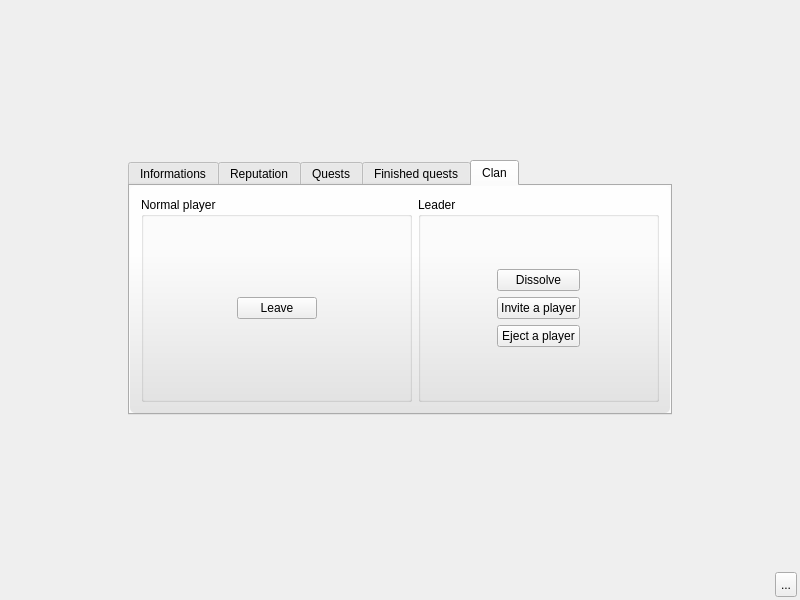
Above: client/base/interface/BaseWindow.ui from alphaonex86/CatchChallenger before the change. Below: the same form after it.
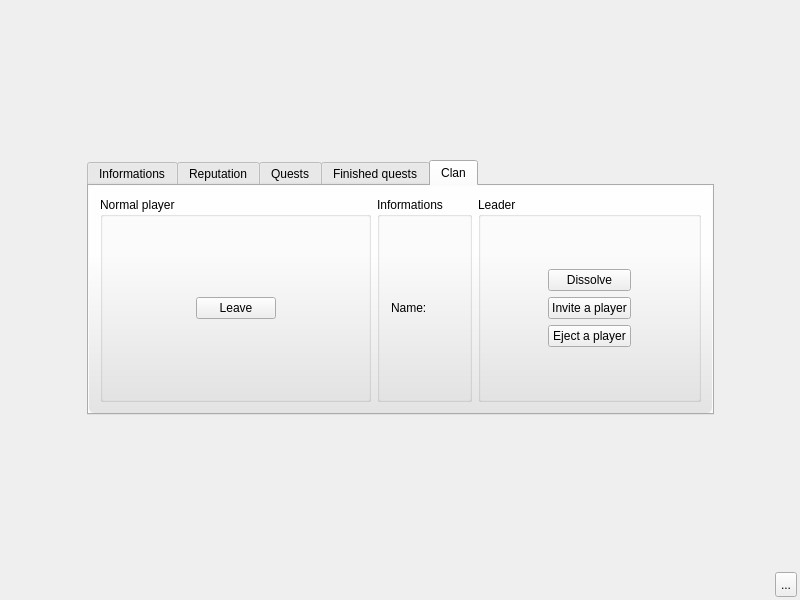
That is the form after the change. Icons and pictures are not drawn.

Commit message: [Add] clan info and clan chat (client,server,shared lib)

```diff
--- a/client/base/interface/BaseWindow.ui
+++ b/client/base/interface/BaseWindow.ui
@@ -1306,6 +1306,55 @@
                  </layout>
                 </widget>
                </item>
+               <item>
+                <widget class="QGroupBox" name="clanGrouBoxInformations">
+                 <property name="title">
+                  <string>Informations</string>
+                 </property>
+                 <layout class="QVBoxLayout" name="verticalLayout_30">
+                  <item>
+                   <spacer name="verticalSpacer_28">
+                    <property name="orientation">
+                     <enum>Qt::Vertical</enum>
+                    </property>
+                    <property name="sizeHint" stdset="0">
+                     <size>
+                      <width>20</width>
+                      <height>72</height>
+                     </size>
+                    </property>
+                   </spacer>
+                  </item>
+                  <item>
+                   <layout class="QHBoxLayout" name="horizontalLayout_49">
+                    <item>
+                     <widget class="QLabel" name="label_4">
+                      <property name="text">
+                       <string>Name:</string>
+                      </property>
+                     </widget>
+                    </item>
+                    <item>
+                     <widget class="QLabel" name="clanName"/>
+                    </item>
+                   </layout>
+                  </item>
+                  <item>
+                   <spacer name="verticalSpacer_27">
+                    <property name="orientation">
+                     <enum>Qt::Vertical</enum>
+                    </property>
+                    <property name="sizeHint" stdset="0">
+                     <size>
+                      <width>20</width>
+                      <height>72</height>
+                     </size>
+                    </property>
+                   </spacer>
+                  </item>
+                 </layout>
+                </widget>
+               </item>
                <item>
                 <widget class="QGroupBox" name="clanGrouBoxLeader">
                  <property name="title">
```
The commit also changes 14 other files.
